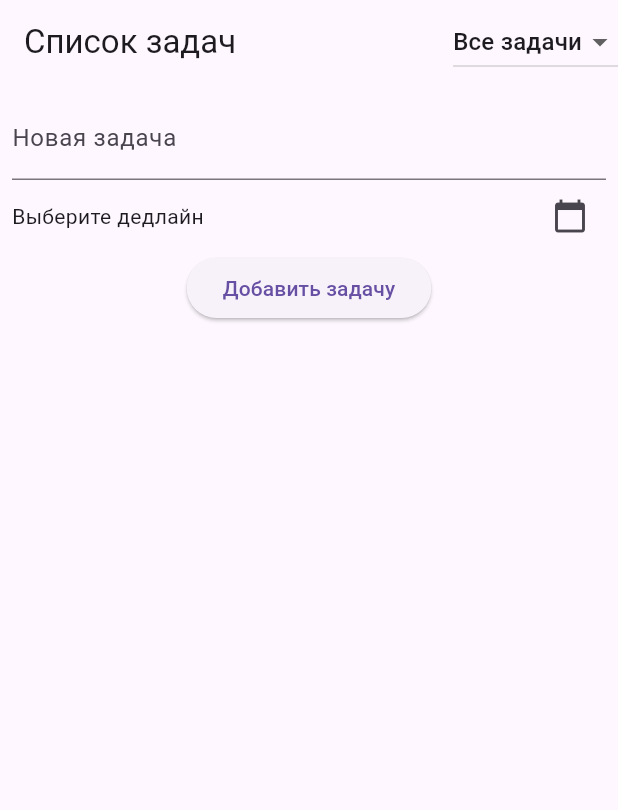
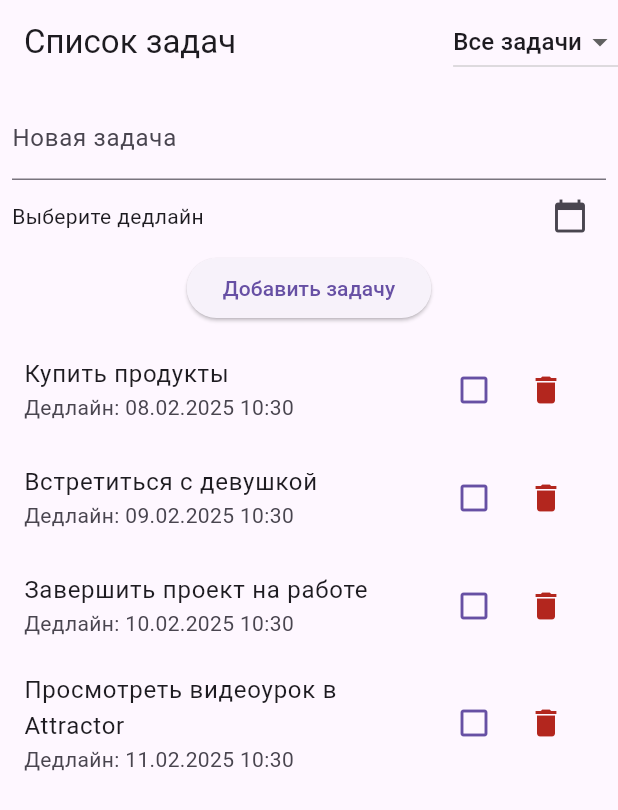
Before and after one commit to jokerazzz/to_do_list, a Flutter app: the screen it shows after launch, on a phone screen of 412 x 824 dp. Shown: the top 810 px of the screen. Run offline on Flutter 3.47's test engine with Material 3 defaults, Android fonts, the phone set to English and light mode, and no system bars.

Commit message:
Добавлены начальные задачи

```diff
--- a/to_do_list/lib/screen/task_list_screen.dart
+++ b/to_do_list/lib/screen/task_list_screen.dart
@@ -8,7 +8,29 @@ class TaskListScreen extends StatefulWidget {
 }
 
 class _TaskListScreenState extends State<TaskListScreen> {
-  final List<Task> _tasks = [];
+  final List<Task> _tasks = [
+    Task(
+      title: 'Купить продукты',
+      deadline: DateTime.now().add(Duration(days: 1)),
+      category: 'Покупки',
+    ),
+    Task(
+      title: 'Встретиться с девушкой',
+      deadline: DateTime.now().add(Duration(days: 2)),
+      category: 'Встречи',
+    ),
+    Task(
+      title: 'Завершить проект на работе',
+      deadline: DateTime.now().add(Duration(days: 3)),
+      category: 'Работа',
+    ),
+    Task(
+      title: 'Просмотреть видеоурок в Attractor',
+      deadline: DateTime.now().add(Duration(days: 4)),
+      category: 'Обучение',
+    ),
+  ];
+
   final TextEditingController _controller = TextEditingController();
   DateTime? _selectedDeadline;
   String _selectedCategory = 'Все задачи';
@@ -19,11 +41,12 @@ class _TaskListScreenState extends State<TaskListScreen> {
       setState(() {
         _tasks.add(
           Task(
-              title: _controller.text,
-              deadline: _selectedDeadline!,
-              category: _selectedCategory == 'Все задачи'
-                  ? 'Без категории'
-                  : _selectedCategory),
+            title: _controller.text,
+            deadline: _selectedDeadline!,
+            category: _selectedCategory == 'Все задачи'
+                ? 'Без категории'
+                : _selectedCategory,
+          ),
         );
         _controller.clear();
         _selectedDeadline = null;
```
